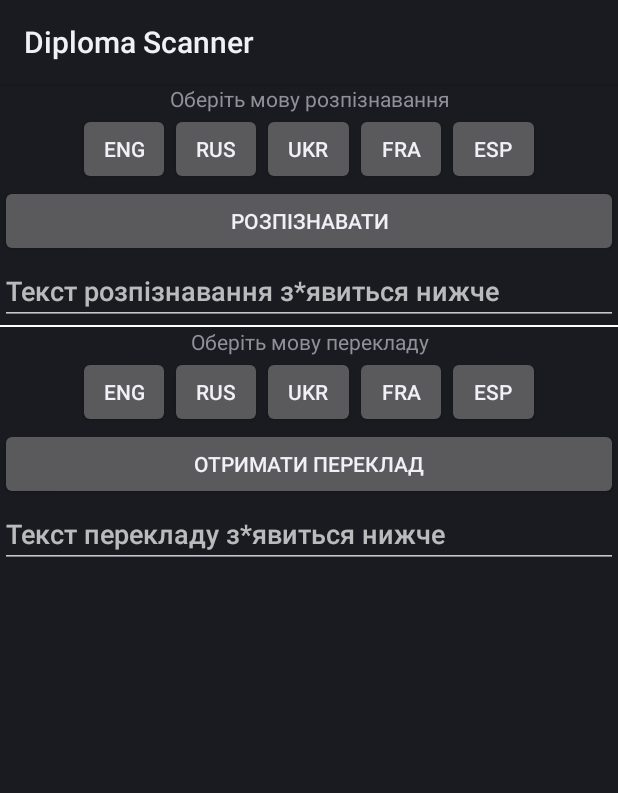
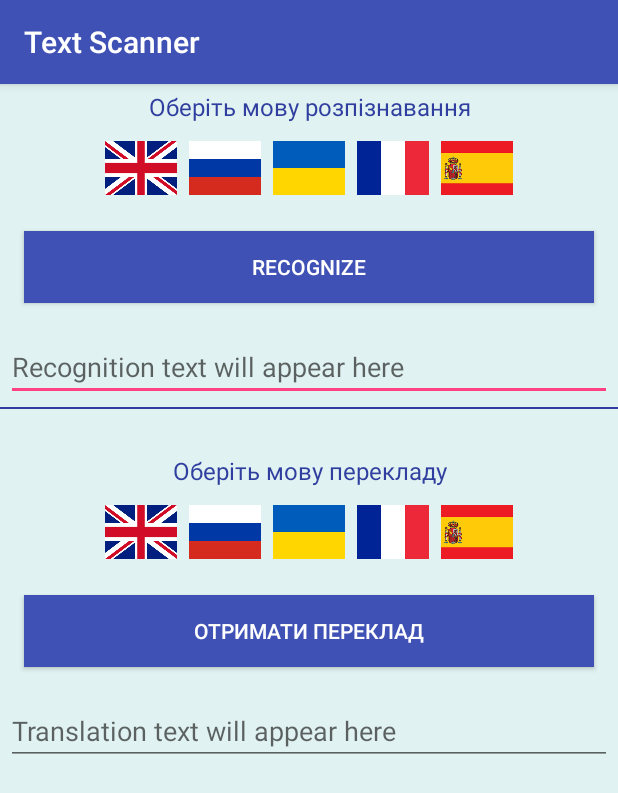
Before and after one commit to frankyxcs/AndroidScanner, an Android app: the screen it shows after launch (SimpleAndroidOCRActivity), on a phone screen of 412 x 824 dp. Shown: the top 793 px of the screen. Run offline under Robolectric (Android 15) with nearby library versions, the phone set to English and light mode, and no system bars; libraries missing offline, so code that uses them is left out: com.googlecode.tesseract.

Commit message:
Change design

```diff
--- a/app/src/main/AndroidManifest.xml
+++ b/app/src/main/AndroidManifest.xml
@@ -4,11 +4,13 @@
 
     <application
         android:icon="@drawable/ic_launcher"
+        android:theme="@style/AppTheme"
         android:label="@string/app_name">
         <activity
             android:name=".SimpleAndroidOCRActivity"
             android:configChanges="orientation|keyboardHidden"
             android:screenOrientation="portrait"
+            android:windowSoftInputMode="stateHidden"
             android:label="@string/app_name">
             <intent-filter>
                 <action android:name="android.intent.action.MAIN"/>
--- a/app/src/main/java/balyas/alexander/androidscanner/SimpleAndroidOCRActivity.java
+++ b/app/src/main/java/balyas/alexander/androidscanner/SimpleAndroidOCRActivity.java
@@ -17,6 +17,7 @@ import android.view.SurfaceHolder;
 import android.view.View;
 import android.widget.Button;
 import android.widget.EditText;
+import android.widget.ImageButton;
 import android.widget.TextView;
 import android.widget.Toast;
 
@@ -40,13 +41,11 @@ import retrofit2.Response;
 import retrofit2.Retrofit;
 import retrofit2.converter.gson.GsonConverterFactory;
 
-public class SimpleAndroidOCRActivity extends Activity implements View.OnClickListener, Callback<Translate> {
+public class SimpleAndroidOCRActivity extends AppCompatActivity implements View.OnClickListener, Callback<Translate> {
     public static final String DATA_PATH = Environment
             .getExternalStorageDirectory().toString() + "/SimpleAndroidOCR/";
 
-    // You should have the trained data file in assets folder
-    // You can get them at:
-    // https://github.com/tesseract-ocr/tessdata
+
     public static String lang = "eng";
     public static String[] langs = {"eng", "rus", "ukr", "fra", "spa"};
     public static String[] langs_2 = {"en", "ru", "uk", "fr", "es"};
@@ -64,18 +63,18 @@ public class SimpleAndroidOCRActivity extends Activity implements View.OnClickLi
     protected boolean _taken;
 
     private TextView mainText;
-    private Button btEng;
-    private Button btRus;
-    private Button btUkr;
-    private Button btFra;
-    private Button btEsp;
+    private ImageButton btEng;
+    private ImageButton btRus;
+    private ImageButton btUkr;
+    private ImageButton btFra;
+    private ImageButton btEsp;
 
     private TextView transText;
-    private Button btEngT;
-    private Button btRusT;
-    private Button btUkrT;
-    private Button btFraT;
-    private Button btEspT;
+    private ImageButton btEngT;
+    private ImageButton btRusT;
+    private ImageButton btUkrT;
+    private ImageButton btFraT;
+    private ImageButton btEspT;
 
     protected static final String PHOTO_TAKEN = "photo_taken";
 
@@ -85,18 +84,18 @@ public class SimpleAndroidOCRActivity extends Activity implements View.OnClickLi
         setContentView(R.layout.main);
 
         mainText = (TextView) findViewById(R.id.main_text);
-        btEng = (Button) findViewById(R.id.bt_eng);
-        btRus = (Button) findViewById(R.id.bt_rus);
-        btUkr = (Button) findViewById(R.id.bt_ukr);
-        btFra = (Button) findViewById(R.id.bt_fra);
-        btEsp = (Button) findViewById(R.id.bt_esp);
+        btEng = (ImageButton) findViewById(R.id.bt_eng);
+        btRus = (ImageButton) findViewById(R.id.bt_rus);
+        btUkr = (ImageButton) findViewById(R.id.bt_ukr);
+        btFra = (ImageButton) findViewById(R.id.bt_fra);
+        btEsp = (ImageButton) findViewById(R.id.bt_esp);
 
         transText = (TextView) findViewById(R.id.translate_text);
-        btEngT = (Button) findViewById(R.id.bt_eng_tran);
-        btRusT = (Button) findViewById(R.id.bt_rus_tran);
-        btUkrT = (Button) findViewById(R.id.bt_ukr_tran);
-        btFraT = (Button) findViewById(R.id.bt_fra_tran);
-        btEspT = (Button) findViewById(R.id.bt_esp_tran);
+        btEngT = (ImageButton) findViewById(R.id.bt_eng_tran);
+        btRusT = (ImageButton) findViewById(R.id.bt_rus_tran);
+        btUkrT = (ImageButton) findViewById(R.id.bt_ukr_tran);
+        btFraT = (ImageButton) findViewById(R.id.bt_fra_tran);
+        btEspT = (ImageButton) findViewById(R.id.bt_esp_tran);
 
         String[] paths = new String[]{DATA_PATH, DATA_PATH + "tessdata/"};
 
--- a/app/src/main/res/layout/main.xml
+++ b/app/src/main/res/layout/main.xml
@@ -2,12 +2,13 @@
 <ScrollView xmlns:android="http://schemas.android.com/apk/res/android"
             android:layout_width="match_parent"
             android:layout_height="match_parent"
-            android:scrollbars="vertical">
+            android:scrollbars="vertical"
+    android:background="@color/background">
 
 
     <LinearLayout
-        android:layout_width="fill_parent"
-        android:layout_height="fill_parent"
+        android:layout_width="match_parent"
+        android:layout_height="match_parent"
         android:orientation="vertical">
 
         <TextView
@@ -15,54 +16,58 @@
             android:layout_width="match_parent"
             android:layout_height="wrap_content"
             android:gravity="center"
-            android:text="Оберіть мову розпізнавання"/>
+            android:layout_margin="4dp"
+            android:textColor="@color/colorPrimaryDark"
+            android:textSize="16sp"
+            android:text="@string/choose_rec_lang"/>
 
         <LinearLayout
             android:layout_width="match_parent"
             android:layout_height="wrap_content"
             android:gravity="center"
+            android:layout_margin="4dp"
             android:orientation="horizontal"
             android:weightSum="1">
 
-            <Button
+            <ImageButton
                 android:id="@+id/bt_eng"
-                android:layout_width="0dp"
-                android:layout_height="wrap_content"
-                android:layout_weight="0.15"
+                android:layout_width="@dimen/flag_width"
+                android:layout_height="@dimen/flag_size"
                 android:onClick="onClick"
-                android:text="ENG"/>
+                android:layout_margin="@dimen/flag_margin"
+                android:background="@drawable/eng"/>
 
-            <Button
+            <ImageButton
                 android:id="@+id/bt_rus"
-                android:layout_width="0dp"
-                android:layout_height="wrap_content"
-                android:layout_weight="0.15"
+                android:layout_width="@dimen/flag_width"
+                android:layout_height="@dimen/flag_size"
                 android:onClick="onClick"
-                android:text="RUS"/>
+                android:layout_margin="@dimen/flag_margin"
+                android:background="@drawable/rus"/>
 
-            <Button
+            <ImageButton
                 android:id="@+id/bt_ukr"
-                android:layout_width="0dp"
-                android:layout_height="wrap_content"
-                android:layout_weight="0.15"
+                android:layout_width="@dimen/flag_width"
+                android:layout_height="@dimen/flag_size"
                 android:onClick="onClick"
-                android:text="UKR"/>
+                android:layout_margin="@dimen/flag_margin"
+                android:background="@drawable/ukr"/>
 
-            <Button
+            <ImageButton
                 android:id="@+id/bt_fra"
-                android:layout_width="0dp"
-                android:layout_height="wrap_content"
-                android:layout_weight="0.15"
+                android:layout_width="@dimen/flag_width"
+                android:layout_height="@dimen/flag_size"
                 android:onClick="onClick"
-                android:text="FRA"/>
+                android:layout_margin="@dimen/flag_margin"
+                android:background="@drawable/fra"/>
 
-            <Button
+            <ImageButton
                 android:id="@+id/bt_esp"
-                android:layout_width="0dp"
-                android:layout_height="wrap_content"
-                android:layout_weight="0.15"
+                android:layout_width="@dimen/flag_width"
+                android:layout_height="@dimen/flag_size"
                 android:onClick="onClick"
-                android:text="ESP"/>
+                android:layout_margin="@dimen/flag_margin"
+                android:background="@drawable/spa"/>
 
 
         </LinearLayout>
@@ -71,6 +76,9 @@
             android:id="@+id/button"
             android:layout_width="match_parent"
             android:layout_height="wrap_content"
+            android:textColor="#FFF"
+            android:layout_margin="16dp"
+            android:background="@color/colorPrimary"
             android:text="@string/button_text"/>
 
 
@@ -78,68 +86,74 @@
             android:id="@+id/field"
             android:layout_width="match_parent"
             android:layout_height="wrap_content"
-            android:focusable="false"
+            android:layout_margin="4dp"
+            android:textColor="@color/colorPrimaryDark"
             android:hint="@string/text_hint"/>
 
 
         <View
             android:layout_width="match_parent"
             android:layout_height="1dp"
-            android:background="#FFF"/>
+            android:background="@color/colorPrimaryDark"/>
 
         <TextView
             android:id="@+id/translate_text"
             android:layout_width="match_parent"
             android:layout_height="wrap_content"
             android:gravity="center"
-            android:text="Оберіть мову перекладу"/>
+            android:textSize="16sp"
+            android:layout_marginTop="@dimen/second_part_margin"
+            android:layout_marginBottom="4dp"
+            android:textColor="@color/colorPrimaryDark"
+            android:text="@string/choose_trans_lang"/>
 
         <LinearLayout
             android:layout_width="match_parent"
             android:layout_height="wrap_content"
             android:gravity="center"
+            android:layout_margin="4dp"
             android:orientation="horizontal"
             android:weightSum="1">
 
-            <Button
+            <ImageButton
                 android:id="@+id/bt_eng_tran"
-                android:layout_width="0dp"
-                android:layout_height="wrap_content"
-                android:layout_weight="0.15"
+                android:layout_width="@dimen/flag_width"
+                android:layout_height="@dimen/flag_size"
                 android:onClick="onClick"
-                android:text="ENG"/>
+                android:layout_margin="@dimen/flag_margin"
+                android:background="@drawable/eng"/>
 
-            <Button
+            <ImageButton
                 android:id="@+id/bt_rus_tran"
-                android:layout_width="0dp"
-                android:layout_height="wrap_content"
-                android:layout_weight="0.15"
+                android:layout_width="@dimen/flag_width"
+                android:layout_height="@dimen/flag_size"
                 android:onClick="onClick"
-                android:text="RUS"/>
+                android:layout_margin="@dimen/flag_margin"
+                android:background="@drawable/rus"/>
 
-            <Button
+            <ImageButton
                 android:id="@+id/bt_ukr_tran"
-                android:layout_width="0dp"
-                android:layout_height="wrap_content"
-                android:layout_weight="0.15"
+                android:layout_width="@dimen/flag_width"
+                android:layout_height="@dimen/flag_size"
                 android:onClick="onClick"
-                android:text="UKR"/>
+                android:layout_margin="@dimen/flag_margin"
+                android:background="@drawable/ukr"/>
 
-            <Button
+            <ImageButton
                 android:id="@+id/bt_fra_tran"
-                android:layout_width="0dp"
-                android:layout_height="wrap_content"
-                android:layout_weight="0.15"
+                android:layout_width="@dimen/flag_width"
+                android:layout_height="@dimen/flag_size"
                 android:onClick="onClick"
-                android:text="FRA"/>
+                android:layout_margin="@dimen/flag_margin"
+                android:background="@drawable/fra"/>
 
-            <Button
+            <ImageButton
                 android:id="@+id/bt_esp_tran"
-                android:layout_width="0dp"
-                android:layout_height="wrap_content"
-                android:layout_weight="0.15"
+                android:layout_width="@dimen/flag_width"
+                android:layout_height="@dimen/flag_size"
                 android:onClick="onClick"
-                android:text="ESP"/>
+                android:layout_margin="@dimen/flag_margin"
+                android:background="@drawable/spa"/>
 
 
         </LinearLayout>
@@ -148,6 +162,9 @@
             android:id="@+id/bt_get_trans"
             android:layout_width="match_parent"
             android:layout_height="wrap_content"
+            android:layout_margin="16dp"
+            android:textColor="#FFF"
+            android:background="@color/colorPrimary"
             android:text="Отримати переклад"/>
 
 
@@ -155,7 +172,8 @@
             android:id="@+id/field2"
             android:layout_width="match_parent"
             android:layout_height="wrap_content"
-            android:focusable="false"
+            android:layout_margin="4dp"
+            android:textColor="@color/colorPrimaryDark"
             android:hint="@string/translate_hint"/>
 
 
--- a/app/src/main/res/values/colors.xml
+++ b/app/src/main/res/values/colors.xml
@@ -3,4 +3,6 @@
     <color name="colorPrimary">#3F51B5</color>
     <color name="colorPrimaryDark">#303F9F</color>
     <color name="colorAccent">#FF4081</color>
+
+    <color name="background">#e0f2f1</color>
 </resources>
--- /dev/null
+++ b/app/src/main/res/values/dimens.xml
@@ -0,0 +1,7 @@
+<?xml version="1.0" encoding="utf-8"?>
+<resources>
+    <dimen name="flag_size">36dp</dimen>
+    <dimen name="flag_width">48dp</dimen>
+    <dimen name="flag_margin">4dp</dimen>
+    <dimen name="second_part_margin">30dp</dimen>
+</resources>
--- a/app/src/main/res/values/strings.xml
+++ b/app/src/main/res/values/strings.xml
@@ -2,9 +2,11 @@
 <resources>
 
     <string name="hello">Hello</string>
-    <string name="app_name">Diploma Scanner</string>
-    <string name="button_text">Розпізнавати</string>
-    <string name="text_hint">Текст розпізнавання з*явиться нижче</string>
-    <string name="translate_hint">Текст перекладу з*явиться нижче</string>
+    <string name="app_name">Text Scanner</string>
+    <string name="button_text">Recognize</string>
+    <string name="text_hint">Recognition text will appear here</string>
+    <string name="translate_hint">Translation text will appear here</string>
+    <string name="choose_rec_lang">Оберіть мову розпізнавання</string>
+    <string name="choose_trans_lang">Оберіть мову перекладу</string>
 
 </resources>
--- a/app/src/main/res/values/styles.xml
+++ b/app/src/main/res/values/styles.xml
@@ -1,7 +1,7 @@
 <resources>
 
     <!-- Base application theme. -->
-    <style name="AppTheme" parent="Theme.AppCompat.Light.DarkActionBar">
+    <style name="AppTheme" parent="Theme.AppCompat.DayNight.DarkActionBar">
         <!-- Customize your theme here. -->
         <item name="colorPrimary">@color/colorPrimary</item>
         <item name="colorPrimaryDark">@color/colorPrimaryDark</item>
```
Also changed, not shown: app/src/main/res/drawable/eng.png (added), app/src/main/res/drawable/fra.png (added), app/src/main/res/drawable/rus.png (added), app/src/main/res/drawable/spa.png (added), app/src/main/res/drawable/ukr.png (added).
